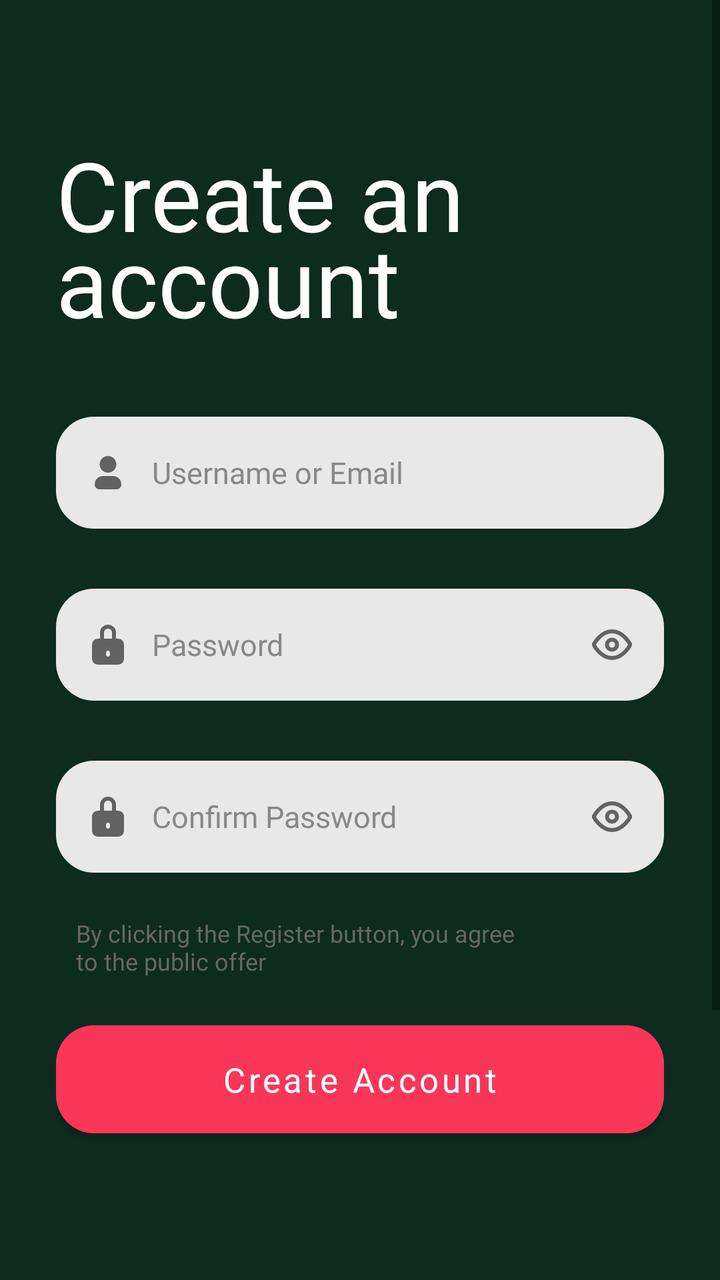
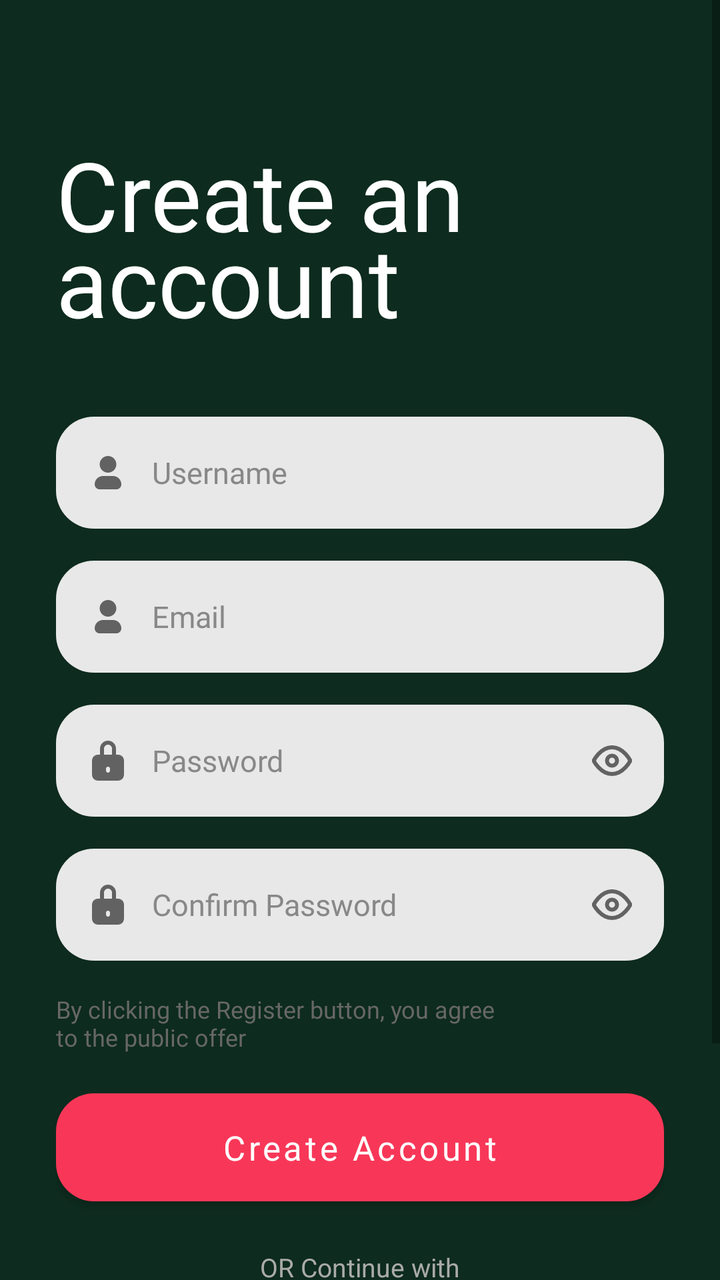

The first picture is an Android layout as it rendered before a commit; the second is the same layout after the commit. The layout source and the unified diff follow.
<!-- AndroidManifest.xml: application theme Theme.ChiMatcha -->
<!-- res/layout/activity_register.xml -->
<?xml version="1.0" encoding="utf-8"?>
<ScrollView xmlns:android="http://schemas.android.com/apk/res/android"
    android:layout_width="match_parent"
    android:layout_height="match_parent"
    android:background="@color/chimatcha_bg"
    android:fillViewport="true">

    <LinearLayout
        android:layout_width="match_parent"
        android:layout_height="wrap_content"
        android:orientation="vertical"
        android:paddingTop="65dp"
        android:paddingStart="28dp"
        android:paddingEnd="28dp"
        android:paddingBottom="28dp">

        <TextView
            android:id="@+id/titleText"
            android:layout_width="wrap_content"
            android:layout_height="wrap_content"
            android:text="Create an\naccount"
            android:fontFamily="@font/montaga_regular"
            android:textColor="@color/chimatcha_text_white"
            android:textSize="48sp"
            android:lineHeight="43sp"
            android:layout_marginBottom="36dp" />

        
        <RelativeLayout
            android:layout_width="match_parent"
            android:layout_height="56dp"
            android:layout_marginBottom="30dp"
            android:background="@drawable/input_bg">

            <ImageView
                android:layout_width="20dp"
                android:layout_height="20dp"
                android:layout_centerVertical="true"
                android:layout_marginStart="16dp"
                android:src="@drawable/ic_person"
                android:layout_alignParentStart="true" />

            <EditText
                android:id="@+id/usernameInput"
                android:layout_width="match_parent"
                android:layout_height="match_parent"
                android:hint="Username or Email"
                android:inputType="text"
                android:background="@null"
                android:paddingStart="48dp"
                android:paddingEnd="16dp"
                android:textColor="#333333"
                android:textColorHint="@color/chimatcha_text_hint"
                android:textSize="15sp"
                android:fontFamily="@font/montserrat_medium" />

        </RelativeLayout>

        
        <RelativeLayout
            android:layout_width="match_parent"
            android:layout_height="56dp"
            android:layout_marginBottom="30dp"
            android:background="@drawable/input_bg">

            <ImageView
                android:layout_width="20dp"
                android:layout_height="20dp"
                android:layout_centerVertical="true"
                android:layout_marginStart="16dp"
                android:src="@drawable/ic_lock"
                android:layout_alignParentStart="true" />

            <ImageView
                android:id="@+id/passwordToggle"
                android:layout_width="20dp"
                android:layout_height="20dp"
                android:layout_centerVertical="true"
                android:layout_marginEnd="16dp"
                android:src="@drawable/ic_eye"
                android:layout_alignParentEnd="true"
                android:clickable="true"
                android:focusable="true" />

            <EditText
                android:id="@+id/passwordInput"
                android:layout_width="match_parent"
                android:layout_height="match_parent"
                android:hint="Password"
                android:inputType="textPassword"
                android:background="@null"
                android:paddingStart="48dp"
                android:paddingEnd="48dp"
                android:textColor="#333333"
                android:textColorHint="@color/chimatcha_text_hint"
                android:textSize="15sp"
                android:fontFamily="@font/montserrat_medium" />

        </RelativeLayout>

        
        <RelativeLayout
            android:layout_width="match_parent"
            android:layout_height="56dp"
            android:layout_marginBottom="22dp"
            android:background="@drawable/input_bg">

            <ImageView
                android:layout_width="20dp"
                android:layout_height="20dp"
                android:layout_centerVertical="true"
                android:layout_marginStart="16dp"
                android:src="@drawable/ic_lock"
                android:layout_alignParentStart="true" />

            <ImageView
                android:id="@+id/confirmPasswordToggle"
                android:layout_width="20dp"
                android:layout_height="20dp"
                android:layout_centerVertical="true"
                android:layout_marginEnd="16dp"
                android:src="@drawable/ic_eye"
                android:layout_alignParentEnd="true"
                android:clickable="true"
                android:focusable="true" />

            <EditText
                android:id="@+id/confirmPasswordInput"
                android:layout_width="match_parent"
                android:layout_height="match_parent"
                android:hint="Confirm Password"
                android:inputType="textPassword"
                android:background="@null"
                android:paddingStart="48dp"
                android:paddingEnd="48dp"
                android:textColor="#333333"
                android:textColorHint="@color/chimatcha_text_hint"
                android:textSize="15sp"
                android:fontFamily="@font/montserrat_medium"/>

        </RelativeLayout>

        
        <TextView
            android:layout_width="wrap_content"
            android:layout_height="wrap_content"
            android:text="By clicking the Register button, you agree\nto the public offer"
            android:textColor="#676767"
            android:textSize="12sp"
            android:paddingStart="10sp"
            android:fontFamily="@font/montserrat_medium"
            android:layout_marginBottom="24dp" />

        

        
        <Button
            android:id="@+id/registerButton"
            android:layout_width="match_parent"
            android:layout_height="54dp"
            android:layout_marginBottom="84dp"
            android:background="@drawable/btn_primary"
            android:fontFamily="@font/montserrat_semibold"
            android:text="Create Account"
            android:textAllCaps="false"
            android:textColor="@color/white"
            android:textSize="17sp" />

        <TextView
            android:layout_width="wrap_content"
            android:layout_height="wrap_content"
            android:layout_gravity="center"
            android:text="OR Continue with"
            android:textColor="#AAAAAA"
            android:textSize="13sp"
            android:layout_marginBottom="16dp" />

        
        <LinearLayout
            android:layout_width="wrap_content"
            android:layout_height="wrap_content"
            android:layout_gravity="center"
            android:orientation="horizontal"
            android:layout_marginBottom="28dp">

            <ImageButton
                android:id="@+id/googleBtn"
                android:layout_width="52dp"
                android:layout_height="52dp"
                android:layout_marginEnd="12dp"
                android:background="@drawable/social_btn_bg"
                android:src="@drawable/ic_google"
                android:scaleType="center" />

            <ImageButton
                android:id="@+id/appleBtn"
                android:layout_width="52dp"
                android:layout_height="52dp"
                android:layout_marginEnd="12dp"
                android:background="@drawable/social_btn_bg"
                android:src="@drawable/ic_apple"
                android:scaleType="center" />

            <ImageButton
                android:id="@+id/facebookBtn"
                android:layout_width="52dp"
                android:layout_height="52dp"
                android:background="@drawable/social_btn_bg"
                android:src="@drawable/ic_facebook"
                android:scaleType="center" />

        </LinearLayout>

        
        <LinearLayout
            android:layout_width="wrap_content"
            android:layout_height="wrap_content"
            android:layout_gravity="center"
            android:orientation="horizontal">

            <TextView
                android:layout_width="wrap_content"
                android:layout_height="wrap_content"
                android:text="I Already Have an Account"
                android:textColor="#AAAAAA"
                android:textSize="14sp" />

            <TextView
                android:id="@+id/loginText"
                android:layout_width="wrap_content"
                android:layout_height="wrap_content"
                android:text=" Login"
                android:textColor="@color/chimatcha_primary"
                android:textSize="14sp"
                android:textStyle="bold" />

        </LinearLayout>

    </LinearLayout>
</ScrollView>
<!-- resources referenced by this layout -->
<resources>
  <color name="chimatcha_bg">#0D2B1E</color>
  <color name="chimatcha_primary">#F83758</color>
  <color name="chimatcha_text_hint">#888888</color>
  <color name="chimatcha_text_white">#FFFFFF</color>
  <color name="white">#FFFFFFFF</color>
  
      
      xml
  <!-- drawable btn_primary (drawable) -->
  <?xml version="1.0" encoding="utf-8"?>
  <shape xmlns:android="http://schemas.android.com/apk/res/android"
      android:shape="rectangle">
      <solid android:color="@color/chimatcha_primary" />
      <corners android:radius="19dp" />
  </shape>
  <!-- drawable ic_apple (drawable) -->
  <?xml version="1.0" encoding="utf-8"?>
  <vector xmlns:android="http://schemas.android.com/apk/res/android"
      android:width="24dp"
      android:height="24dp"
      android:viewportWidth="24"
      android:viewportHeight="24">
      <path android:fillColor="#000000" android:pathData="M18.71,19.5c-0.83,1.24 -1.71,2.45 -3.05,2.47 -1.34,0.03 -1.77,-0.79 -3.29,-0.79 -1.53,0 -2,0.77 -3.27,0.82 -1.31,0.05 -2.3,-1.32 -3.14,-2.53C4.25,17 2.94,12.45 4.7,9.39c0.87,-1.52 2.43,-2.48 4.12,-2.51 1.28,-0.02 2.5,0.87 3.29,0.87 0.78,0 2.26,-1.07 3.8,-0.91 0.65,0.03 2.47,0.26 3.64,1.98 -0.09,0.06 -2.17,1.28 -2.15,3.81 0.03,3.02 2.65,4.03 2.68,4.04 -0.03,0.07 -0.42,1.44 -1.38,2.83M13,3.5c0.73,-0.83 1.94,-1.46 2.94,-1.5 0.13,1.17 -0.34,2.35 -1.04,3.19 -0.69,0.85 -1.83,1.51 -2.95,1.42 -0.15,-1.15 0.41,-2.35 1.05,-3.11z"/>
  </vector>
  <!-- drawable ic_facebook (drawable) -->
  <?xml version="1.0" encoding="utf-8"?>
  <vector xmlns:android="http://schemas.android.com/apk/res/android"
      android:width="24dp"
      android:height="24dp"
      android:viewportWidth="24"
      android:viewportHeight="24">
      <path android:fillColor="#1877F2" android:pathData="M24,12.073c0,-6.627 -5.373,-12 -12,-12s-12,5.373 -12,12c0,5.99 4.388,10.954 10.125,11.854v-8.385H7.078v-3.47h3.047V9.43c0,-3.007 1.792,-4.669 4.533,-4.669 1.312,0 2.686,0.235 2.686,0.235v2.953H15.83c-1.491,0 -1.956,0.925 -1.956,1.874v2.25h3.328l-0.532,3.47h-2.796v8.385C19.612,23.027 24,18.062 24,12.073z"/>
  </vector>
  <!-- drawable ic_person (drawable) -->
  <vector xmlns:android="http://schemas.android.com/apk/res/android"
      android:width="24dp"
      android:height="24dp"
      android:viewportWidth="24"
      android:viewportHeight="24">
    <path
        android:pathData="M9,14C6.239,14 4,16.239 4,19C4,20.657 5.343,22 7,22H17C18.657,22 20,20.657 20,19C20,16.239 17.761,14 15,14H9Z"
        android:fillColor="#626262"/>
    <path
        android:pathData="M12,2C9.239,2 7,4.239 7,7C7,9.761 9.239,12 12,12C14.761,12 17,9.761 17,7C17,4.239 14.761,2 12,2Z"
        android:fillColor="#626262"/>
  </vector>
  <!-- drawable input_bg (drawable) -->
  <?xml version="1.0" encoding="utf-8"?>
  <shape xmlns:android="http://schemas.android.com/apk/res/android"
      android:shape="rectangle">
      <solid android:color="@color/chimatcha_input_bg" />
      <corners android:radius="19dp" />
  </shape>
  <!-- drawable social_btn_bg (drawable) -->
  <?xml version="1.0" encoding="utf-8"?>
  <shape xmlns:android="http://schemas.android.com/apk/res/android"
      android:shape="oval">
      <solid android:color="#FFFFFF" />
  </shape>
  <style name="Theme.ChiMatcha" parent="Theme.MaterialComponents.DayNight.NoActionBar">
          <item name="colorPrimary">@color/chimatcha_primary</item>
          <item name="colorPrimaryVariant">@color/chimatcha_bg</item>
          <item name="colorOnPrimary">@color/white</item>
          <item name="colorSecondary">@color/chimatcha_primary</item>
          <item name="colorSecondaryVariant">@color/chimatcha_bg</item>
          <item name="colorOnSecondary">@color/white</item>
          <item name="android:statusBarColor">@color/chimatcha_bg</item>
          <item name="android:windowBackground">@color/chimatcha_bg</item>
      </style>
  <color name="chimatcha_input_bg">#E8E8E8</color>
  <!-- unchanged entries left out for length: 3 -->
</resources>

<!-- the commit's change to res/layout/activity_register.xml (unified diff, before → after) -->
@@ -14,6 +14,7 @@
         android:paddingEnd="28dp"
         android:paddingBottom="28dp">
 
+        
         <TextView
             android:id="@+id/titleText"
             android:layout_width="wrap_content"
@@ -29,7 +30,7 @@
         <RelativeLayout
             android:layout_width="match_parent"
             android:layout_height="56dp"
-            android:layout_marginBottom="30dp"
+            android:layout_marginBottom="16dp"
             android:background="@drawable/input_bg">
 
             <ImageView
@@ -44,7 +45,7 @@
                 android:id="@+id/usernameInput"
                 android:layout_width="match_parent"
                 android:layout_height="match_parent"
-                android:hint="Username or Email"
+                android:hint="Username"
                 android:inputType="text"
                 android:background="@null"
                 android:paddingStart="48dp"
@@ -60,7 +61,38 @@
         <RelativeLayout
             android:layout_width="match_parent"
             android:layout_height="56dp"
-            android:layout_marginBottom="30dp"
+            android:layout_marginBottom="16dp"
+            android:background="@drawable/input_bg">
+
+            <ImageView
+                android:layout_width="20dp"
+                android:layout_height="20dp"
+                android:layout_centerVertical="true"
+                android:layout_marginStart="16dp"
+                android:src="@drawable/ic_person"
+                android:layout_alignParentStart="true" />
+
+            <EditText
+                android:id="@+id/emailInput"
+                android:layout_width="match_parent"
+                android:layout_height="match_parent"
+                android:hint="Email"
+                android:inputType="textEmailAddress"
+                android:background="@null"
+                android:paddingStart="48dp"
+                android:paddingEnd="16dp"
+                android:textColor="#333333"
+                android:textColorHint="@color/chimatcha_text_hint"
+                android:textSize="15sp"
+                android:fontFamily="@font/montserrat_medium" />
+
+        </RelativeLayout>
+
+        
+        <RelativeLayout
+            android:layout_width="match_parent"
+            android:layout_height="56dp"
+            android:layout_marginBottom="16dp"
             android:background="@drawable/input_bg">
 
             <ImageView
@@ -102,7 +134,7 @@
         <RelativeLayout
             android:layout_width="match_parent"
             android:layout_height="56dp"
-            android:layout_marginBottom="22dp"
+            android:layout_marginBottom="16dp"
             android:background="@drawable/input_bg">
 
             <ImageView
@@ -136,7 +168,7 @@
                 android:textColor="#333333"
                 android:textColorHint="@color/chimatcha_text_hint"
                 android:textSize="15sp"
-                android:fontFamily="@font/montserrat_medium"/>
+                android:fontFamily="@font/montserrat_medium" />
 
         </RelativeLayout>
 
@@ -147,18 +179,15 @@
             android:text="By clicking the Register button, you agree\nto the public offer"
             android:textColor="#676767"
             android:textSize="12sp"
-            android:paddingStart="10sp"
-            android:fontFamily="@font/montserrat_medium"
-            android:layout_marginBottom="24dp" />
-
-        
+            android:fontFamily="@font/montserrat_regular"
+            android:layout_marginBottom="20dp" />
 
         
         <Button
             android:id="@+id/registerButton"
             android:layout_width="match_parent"
             android:layout_height="54dp"
-            android:layout_marginBottom="84dp"
+            android:layout_marginBottom="24dp"
             android:background="@drawable/btn_primary"
             android:fontFamily="@font/montserrat_semibold"
             android:text="Create Account"
@@ -166,6 +195,7 @@
             android:textColor="@color/white"
             android:textSize="17sp" />
 
+        
         <TextView
             android:layout_width="wrap_content"
             android:layout_height="wrap_content"
@@ -221,18 +251,19 @@
             <TextView
                 android:layout_width="wrap_content"
                 android:layout_height="wrap_content"
-                android:text="I Already Have an Account"
+                android:text="I Already Have an Account "
                 android:textColor="#AAAAAA"
-                android:textSize="14sp" />
+                android:textSize="14sp"
+                android:fontFamily="@font/montserrat_regular" />
 
             <TextView
                 android:id="@+id/loginText"
                 android:layout_width="wrap_content"
                 android:layout_height="wrap_content"
-                android:text=" Login"
+                android:text="Login"
                 android:textColor="@color/chimatcha_primary"
                 android:textSize="14sp"
-                android:textStyle="bold" />
+                android:textStyle="bold"/>
 
         </LinearLayout>
 
